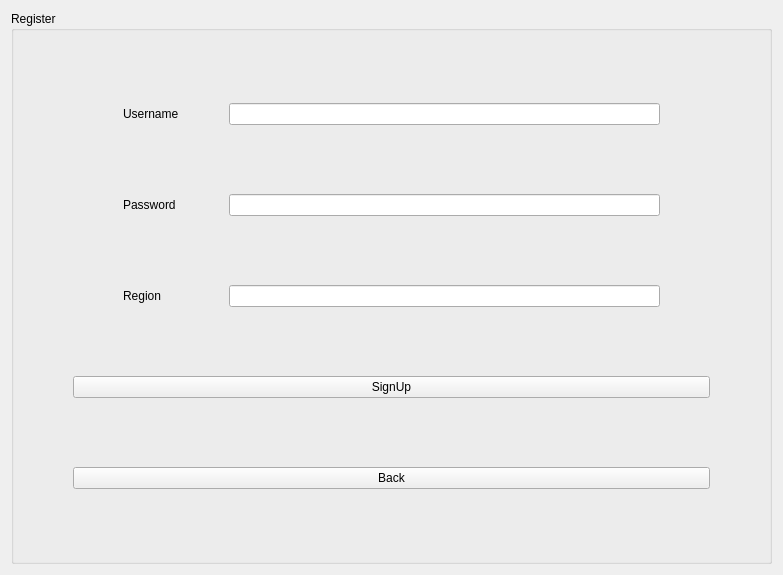
Before: the Qt Designer form modules/UI/src/SignUp.ui in PerryVrajnitorincul26/proiectMCPP, drawn with Qt 5.
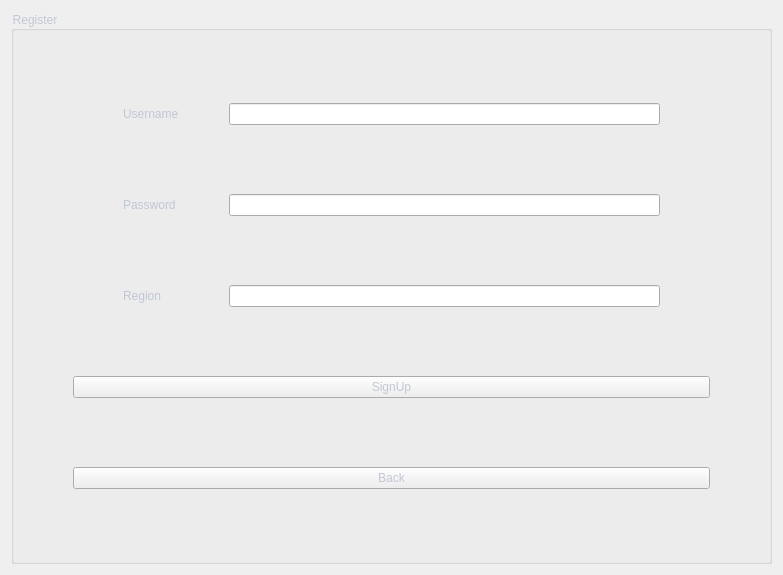
After: the same form once the commit is applied.

```diff
--- a/modules/UI/src/SignUp.ui
+++ b/modules/UI/src/SignUp.ui
@@ -22,6 +22,9 @@
        <verstretch>0</verstretch>
       </sizepolicy>
      </property>
+     <property name="styleSheet">
+      <string notr="true">color: #c2c7d5</string>
+     </property>
      <property name="title">
       <string>Register</string>
      </property>
```
Left out of the diff: 18 changed lines with no effect on the pictures.
